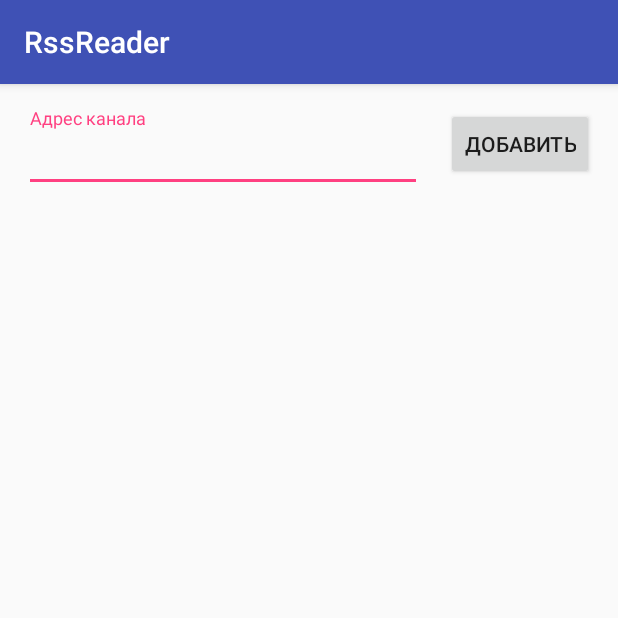
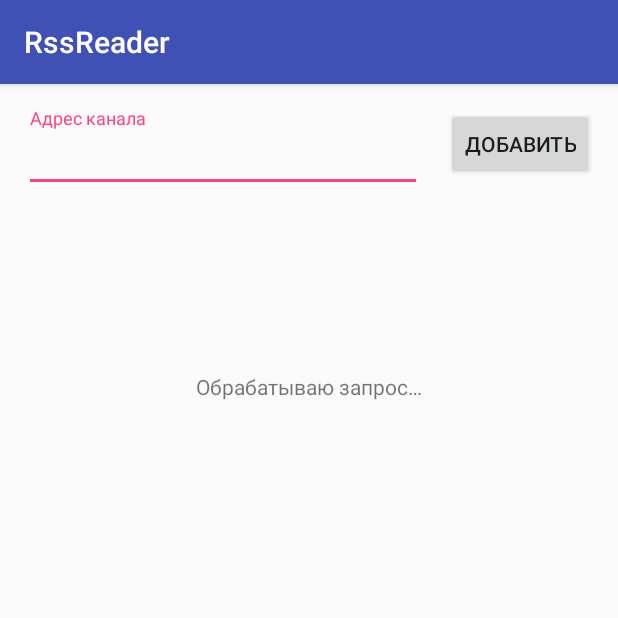
Before and after one commit to goldenluk/android, an Android app: the AddChannelActivity screen opened directly, with no data from a screen before it, after a tap on "ДОБАВИТЬ", on a phone screen of 412 x 824 dp, the top half of it. Run offline under Robolectric (Android 15) with nearby library versions, the phone set to English and light mode, and no system bars.

```diff
--- a/RssReader/app/src/main/java/ru/matthewhadzhiev/rssreader/ui/AddChannelActivity.java
+++ b/RssReader/app/src/main/java/ru/matthewhadzhiev/rssreader/ui/AddChannelActivity.java
@@ -5,11 +5,7 @@ import android.content.Context;
 import android.content.Intent;
 import android.content.IntentFilter;
 import android.os.Bundle;
-import android.preference.PreferenceManager;
-import android.support.v4.widget.SwipeRefreshLayout;
 import android.support.v7.app.AppCompatActivity;
-import android.support.v7.widget.LinearLayoutManager;
-import android.support.v7.widget.RecyclerView;
 import android.view.View;
 import android.widget.Button;
 import android.widget.EditText;
@@ -22,8 +18,8 @@ import ru.matthewhadzhiev.rssreader.network.FetchRssItemsService;
 
 final public class AddChannelActivity extends AppCompatActivity {
     private EditText editText;
-    private SwipeRefreshLayout swipeLayout;
     private MyBroadcastReceiver myBroadcastReceiver;
+    private TextView addingProccessTextView;
 
     public static final String URL_ADDRESS = "ru.matthewhadzhiev.rssreader.ui.url_address";
 
@@ -33,18 +29,16 @@ final public class AddChannelActivity extends AppCompatActivity {
         super.onCreate(savedInstanceState);
         setContentView(R.layout.add_channel_activity);
 
+        addingProccessTextView = (TextView) findViewById(R.id.result_text_view);
         editText = (EditText) findViewById(R.id.rss_address);
         final Button fetchFeedButton = (Button) findViewById(R.id.read_button);
-        swipeLayout = (SwipeRefreshLayout) findViewById(R.id.swipe_refresh_layout);
-        swipeLayout.setEnabled(false);
 
-        final String LAST_CHANNEL_ADD_INPUT = "last_channel_add_input";
-        editText.setText(PreferenceManager.getDefaultSharedPreferences(AddChannelActivity.this).getString(LAST_CHANNEL_ADD_INPUT, ""));
+
 
         fetchFeedButton.setOnClickListener(new View.OnClickListener() {
             @Override
             public void onClick(View view) {
-                swipeLayout.setRefreshing(true);
+                addingProccessTextView.setText(R.string.show_progress_adding_channel);
                 startService(newFetchRssIntent());
             }
         });
@@ -69,13 +63,12 @@ final public class AddChannelActivity extends AppCompatActivity {
 
         @Override
         public void onReceive(Context context, Intent intent) {
-            swipeLayout.setRefreshing(false);
-            TextView resultTextView = (TextView) findViewById(R.id.result_text_view);
+            addingProccessTextView.setText(R.string.show_adding_channel_end);
             boolean isResultSuccess = intent.getBooleanExtra(FetchRssItemsService.ANSWER_SUCCESS_OR_NOT, false);
             if (isResultSuccess) {
-                resultTextView.setText(R.string.show_success_result_for_add_channel);
+                Toast.makeText(AddChannelActivity.this, R.string.show_success_result_for_add_channel, Toast.LENGTH_SHORT).show();
             } else {
-                resultTextView.setText(R.string.show_bad_result_for_add_channel);
+                Toast.makeText(AddChannelActivity.this, R.string.show_bad_result_for_add_channel, Toast.LENGTH_SHORT).show();
             }
         }
     }
--- a/RssReader/app/src/main/java/ru/matthewhadzhiev/rssreader/ui/RssFeedListAdapter.java
+++ b/RssReader/app/src/main/java/ru/matthewhadzhiev/rssreader/ui/RssFeedListAdapter.java
@@ -40,7 +40,7 @@ final class RssFeedListAdapter
     public void onBindViewHolder(FeedModelViewHolder holder, int position) {
         final RssItem rssItem = rssItems.get(position);
         ((TextView)holder.rssFeedView.findViewById(R.id.title_text)).setText(rssItem.getTitle());
-        ((TextView)holder.rssFeedView.findViewById(R.id.link_text)).setText(rssItem.getLink());
+        ((TextView)holder.rssFeedView.findViewById(R.id.address_text)).setText(rssItem.getUrl());
     }
 
     @Override
--- a/RssReader/app/src/main/res/layout/activity_main.xml
+++ b/RssReader/app/src/main/res/layout/activity_main.xml
@@ -28,7 +28,7 @@
         android:id="@+id/channels_button"
         android:layout_width="match_parent"
         android:layout_height="match_parent"
-        android:contentDescription="@string/open_channels_settings"
+        android:contentDescription="@string/open_channels_menu"
         android:src="@drawable/channels_fhoto"
         android:layout_weight="1"
         android:scaleType="centerCrop"
--- a/RssReader/app/src/main/res/layout/add_channel_activity.xml
+++ b/RssReader/app/src/main/res/layout/add_channel_activity.xml
@@ -24,7 +24,7 @@
         android:layout_height="wrap_content"
         android:layout_marginEnd="@dimen/activity_horizontal_margin"
         android:layout_toStartOf="@id/read_button"
-        android:hint="@string/channel_address"
+        android:hint="@string/name_for_field_for_input_channel_address"
         android:layout_toLeftOf="@id/read_button"
         android:layout_marginRight="@dimen/activity_horizontal_margin">
 
@@ -38,17 +38,9 @@
 
 
 
-
-    <android.support.v4.widget.SwipeRefreshLayout
-        android:id="@+id/swipe_refresh_layout"
-        android:layout_width="match_parent"
-        android:layout_height="match_parent"
-        android:layout_below="@id/text_input_layout"
-        android:layout_marginTop="@dimen/activity_vertical_margin">
-    </android.support.v4.widget.SwipeRefreshLayout>
     <TextView
         android:layout_width="wrap_content"
-        android:layout_height="wrap_content" android:layout_alignTop="@+id/swipe_refresh_layout"
+        android:layout_height="wrap_content" android:layout_alignTop="@+id/text_input_layout"
         android:layout_centerHorizontal="true" android:layout_marginTop="176dp"
         android:id="@+id/result_text_view"/>
 </RelativeLayout>
--- a/RssReader/app/src/main/res/layout/channel_menu_activity.xml
+++ b/RssReader/app/src/main/res/layout/channel_menu_activity.xml
@@ -23,6 +23,6 @@
         android:layout_width="match_parent"
         android:layout_height="wrap_content"
         android:id="@+id/viewed_channels"
-        android:text="@string/open_viewed_channels"
+        android:text="@string/open_channels_settings"
     />
 </LinearLayout>
--- a/RssReader/app/src/main/res/layout/rss_item.xml
+++ b/RssReader/app/src/main/res/layout/rss_item.xml
@@ -11,7 +11,7 @@
 
 
     <TextView
-        android:id="@+id/link_text"
+        android:id="@+id/address_text"
         android:layout_width="match_parent"
         android:layout_height="wrap_content" />
 
--- a/RssReader/app/src/main/res/values/add_channel_strings.xml
+++ b/RssReader/app/src/main/res/values/add_channel_strings.xml
@@ -1,6 +1,6 @@
 <?xml version="1.0" encoding="utf-8"?>
 <resources>
     <string name="add_new_channel_button">Добавить</string>
-    <string name="channel_address">Адрес канала</string>
-    <string name="empty_address_input">Вы ввели пустую строку</string>
+    <string name="name_for_field_for_input_channel_address">Адрес канала</string>
+    <string name="was_empty_address_input">Вы ввели пустую строку</string>
 </resources>
--- a/RssReader/app/src/main/res/values/channel_menu_strings.xml
+++ b/RssReader/app/src/main/res/values/channel_menu_strings.xml
@@ -1,5 +1,5 @@
 <?xml version="1.0" encoding="utf-8"?>
 <resources>
     <string name="add_new_channel_menu_button">Добавить новый канал</string>
-    <string name="open_viewed_channels">Отображаемые каналы</string>
+    <string name="open_channels_settings">Настройки каналов</string>
 </resources>
--- a/RssReader/app/src/main/res/values/main_menu_strings.xml
+++ b/RssReader/app/src/main/res/values/main_menu_strings.xml
@@ -1,6 +1,6 @@
 <?xml version="1.0" encoding="utf-8"?>
 <resources>
-    <string name="open_channels_settings">Каналы</string>
+    <string name="open_channels_menu">Каналы</string>
     <string name="open_app_settings">Настройки</string>
     <string name="open_news_feed">Лента</string>
 </resources>
--- a/RssReader/app/src/main/res/values/strings_main.xml
+++ b/RssReader/app/src/main/res/values/strings_main.xml
@@ -2,4 +2,7 @@
     <string name="app_name">RssReader</string>
     <string name="show_bad_result_for_add_channel">Не удалось добавить канал с таким адресом. Такой канал уже добавлен, либо адрес введён неверно.</string>
     <string name="show_success_result_for_add_channel">Канал успешно добавлен</string>
+    <string name="show_bad_result_for_update_feed">Не удалось обновить ленту. Проверьте соединение с сетью.</string>
+    <string name="show_progress_adding_channel">Обрабатываю запрос…</string>
+    <string name="show_adding_channel_end">Обработано.</string>
 </resources>
```
Also changed, not shown: RssReader/app/src/main/java/ru/matthewhadzhiev/rssreader/network/FetchRssItemsService.java (+14 -10 lines), RssReader/app/src/main/java/ru/matthewhadzhiev/rssreader/ui/FeedNewsActivity.java (+49 -3 lines), RssReader/app/src/main/res/layout/read_activity.xml (deleted, +0 -53 lines).
